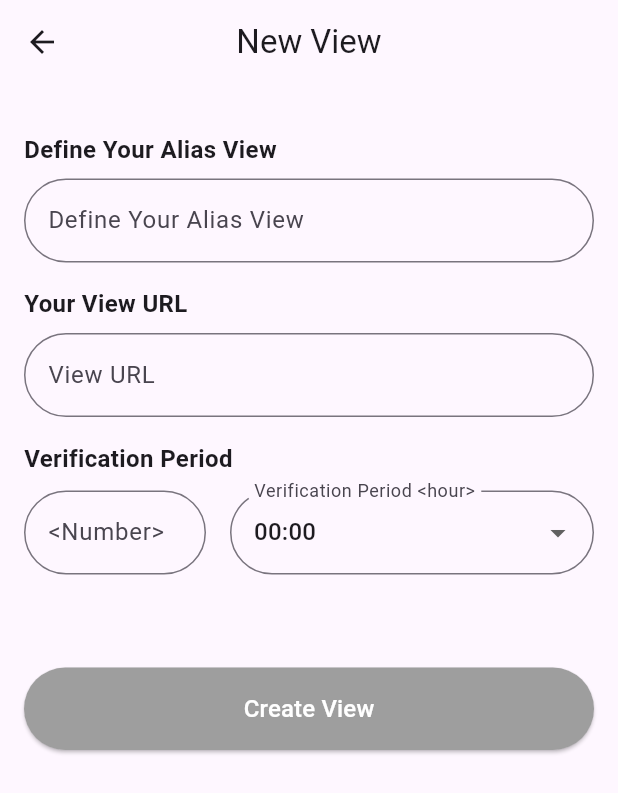
After one commit to lhaislla/fpa, a Flutter app: the NewViewScreen screen opened by its route, on a phone screen of 412 x 824 dp. The commit adds this screen. Shown: the top 793 px of the screen. Run offline on Flutter 3.47's test engine with Material 3 defaults, Android fonts, the light colour scheme and no system bars; our stand-ins replace cloud_firestore, firebase_auth, firebase_core, google_sign_in; accounts and stored records are empty.

Commit message:
Container adiconando localmente a View

```diff
--- a/lib/core/routes/routes.dart
+++ b/lib/core/routes/routes.dart
@@ -2,13 +2,17 @@ import 'package:flutter/material.dart';
 import 'package:fpa/views/LoginScreen/login.dart';
 import 'package:fpa/views/LoginScreen/cadastro.dart';
 import 'package:fpa/views/LoginScreen/reset_password.dart';
-import 'package:fpa/views/home_monitoramento.dart';
+import 'package:fpa/views/ViewScreen/home_monitoramento.dart';
+import 'package:fpa/views/ViewScreen/view.dart';
+import 'package:fpa/views/ViewScreen/new_view.dart';
 
 Map<String, WidgetBuilder> loadRoutes(BuildContext context) {
   return {
     '/login': (context) => LoginScreen(),
     '/cadastro': (context) => CadastroScreen(),
     '/reset_password': (context) => ResetPasswordScreen(),
-    '/homeMonitoramento': (context) => HomeMonitoramentoPage(),
+    '/homeMonitoramento': (context) => Home(),
+    '/view_monitoramento': (context) => ViewMonitoramento(),
+    '/new_view': (context) => NewViewScreen(),
   };
 }
--- /dev/null
+++ b/lib/shared/widgets/save.dart
@@ -0,0 +1,4 @@
+void saveNewView(String aliasView, String viewUrl, int verificationNumber, String verificationHour) {
+
+  print('Salvando nova view: Alias View: $aliasView, URL: $viewUrl, Verification Number: $verificationNumber, Verification Hour: $verificationHour');
+}
--- /dev/null
+++ b/lib/views/ViewScreen/new_view.dart
@@ -0,0 +1,274 @@
+import 'package:flutter/material.dart';
+import 'package:fpa/shared/widgets/save.dart';
+import 'package:fpa/shared/widgets/containers_list.dart';
+
+class NewViewScreen extends StatefulWidget {
+  @override
+  _NewViewScreenState createState() => _NewViewScreenState();
+}
+
+class _NewViewScreenState extends State<NewViewScreen> {
+  String aliasView = '';
+  String viewUrl = '';
+  int verificationNumber = 1;
+  String verificationHour = '00:00';
+
+  final TextEditingController aliasController = TextEditingController();
+  final TextEditingController urlController = TextEditingController();
+  final TextEditingController numberController = TextEditingController();
+
+  List<String> hoursOfDay = [
+    '00:00',
+    '01:00',
+    '02:00',
+    '03:00',
+    '04:00',
+    '05:00',
+    '06:00',
+    '07:00',
+    '08:00',
+    '09:00',
+    '10:00',
+    '11:00',
+    '12:00',
+    '13:00',
+    '14:00',
+    '15:00',
+    '16:00',
+    '17:00',
+    '18:00',
+    '19:00',
+    '20:00',
+    '21:00',
+    '22:00',
+    '23:00'
+  ];
+
+  @override
+  Widget build(BuildContext context) {
+    return Scaffold(
+      appBar: AppBar(
+        title: Text('New View'),
+        centerTitle: true,
+      ),
+      body: Padding(
+        padding: EdgeInsets.all(16.0),
+        child: SingleChildScrollView(
+          child: Column(
+            crossAxisAlignment: CrossAxisAlignment.stretch,
+            children: <Widget>[
+              SizedBox(height: 16.0),
+              Text(
+                'Define Your Alias View',
+                style: TextStyle(fontSize: 16.0, fontWeight: FontWeight.bold),
+              ),
+              SizedBox(height: 8.0),
+              RoundedInputField(
+                hintText: 'Define Your Alias View',
+                controller: aliasController,
+              ),
+              SizedBox(height: 16.0),
+              Text(
+                'Your View URL',
+                style: TextStyle(fontSize: 16.0, fontWeight: FontWeight.bold),
+              ),
+              SizedBox(height: 8.0),
+              RoundedInputField(
+                hintText: 'View URL',
+                controller: urlController,
+              ),
+              SizedBox(height: 16.0),
+              Text(
+                'Verification Period',
+                style: TextStyle(fontSize: 16.0, fontWeight: FontWeight.bold),
+              ),
+
+              SizedBox(height: 8.0),
+              Row(
+                children: <Widget>[
+                  Expanded(
+                    flex: 1,
+                    child: RoundedNumericInputField(
+                      labelText: '<Number>',
+                      controller: numberController,
+                      onChanged: (value) {
+                        setState(() {
+                          verificationNumber = value != null && value.isNotEmpty
+                              ? int.tryParse(value) ?? 1
+                              : 1;
+                        });
+                      },
+                    ),
+                  ),
+                  SizedBox(height: 60.0),
+                  SizedBox(width: 16.0),
+                  Expanded(
+                    flex: 2,
+                    child: RoundedDropdownButton(
+                      value: verificationHour,
+                      onChanged: (value) {
+                        setState(() {
+                          verificationHour = value.toString();
+                        });
+                      },
+                      items: hoursOfDay
+                          .map<DropdownMenuItem<String>>((String value) {
+                        return DropdownMenuItem<String>(
+                          value: value,
+                          child: Text(value),
+                        );
+                      }).toList(),
+                      labelText: 'Verification Period <hour>',
+                    ),
+                  ),
+                ],
+              ),
+              SizedBox(height: 28.0),
+              SizedBox(
+                  height: 32.0), // Aumentei o espaçamento do botão Create View
+              RoundedButton(
+                onPressed: _saveNewView,
+                text: 'Create View',
+              ),
+            ],
+          ),
+        ),
+      ),
+    );
+  }
+
+  void _saveNewView() {
+    String aliasView = aliasController.text;
+    String viewUrl = urlController.text;
+    int verificationNumber = int.tryParse(numberController.text) ?? 1;
+    String verificationHour = this.verificationHour;
+
+    // Chama a função de salvar
+    saveNewView(aliasView, viewUrl, verificationNumber, verificationHour);
+
+    // Retorna para a tela anterior com os dados salvos
+    Navigator.pop(
+      context,
+      ContainerItem(
+        aliasView: aliasView,
+        viewUrl: viewUrl,
+        verificationNumber: verificationNumber,
+        verificationHour: verificationHour,
+      ),
+    );
+  }
+}
+
+class RoundedInputField extends StatelessWidget {
+  final String hintText;
+  final TextEditingController controller;
+
+  const RoundedInputField({
+    Key? key,
+    required this.hintText,
+    required this.controller,
+  }) : super(key: key);
+
+  @override
+  Widget build(BuildContext context) {
+    return TextField(
+      controller: controller,
+      decoration: InputDecoration(
+        labelText: hintText,
+        hintText: hintText,
+        border: OutlineInputBorder(
+          borderRadius: BorderRadius.circular(30.0), // Alterado para 30.0
+        ),
+      ),
+    );
+  }
+}
+
+class RoundedNumericInputField extends StatelessWidget {
+  final String labelText;
+  final TextEditingController controller;
+  final ValueChanged<String?>? onChanged;
+
+  const RoundedNumericInputField({
+    Key? key,
+    required this.labelText,
+    required this.controller,
+    this.onChanged,
+  }) : super(key: key);
+
+  @override
+  Widget build(BuildContext context) {
+    return TextField(
+      controller: controller,
+      keyboardType: TextInputType.number,
+      decoration: InputDecoration(
+        labelText: labelText,
+        border: OutlineInputBorder(
+          borderRadius: BorderRadius.circular(30.0), // Alterado para 30.0
+        ),
+      ),
+      onChanged: onChanged,
+    );
+  }
+}
+
+class RoundedDropdownButton extends StatelessWidget {
+  final String value;
+  final ValueChanged<String?>? onChanged;
+  final List<DropdownMenuItem<String>> items;
+  final String labelText;
+
+  const RoundedDropdownButton({
+    Key? key,
+    required this.value,
+    required this.onChanged,
+    required this.items,
+    required this.labelText,
+  }) : super(key: key);
+
+  @override
+  Widget build(BuildContext context) {
+    return DropdownButtonFormField<String>(
+      value: value,
+      onChanged: onChanged,
+      items: items,
+      decoration: InputDecoration(
+        labelText: labelText,
+        border: OutlineInputBorder(
+          borderRadius: BorderRadius.circular(30.0), // Alterado para 30.0
+        ),
+      ),
+    );
+  }
+}
+
+class RoundedButton extends StatelessWidget {
+  final VoidCallback onPressed;
+  final String text;
+
+  const RoundedButton({
+    Key? key,
+    required this.onPressed,
+    required this.text,
+  }) : super(key: key);
+
+  @override
+  Widget build(BuildContext context) {
+    return ElevatedButton(
+      onPressed: onPressed,
+      style: ElevatedButton.styleFrom(
+        shape: RoundedRectangleBorder(
+          borderRadius: BorderRadius.circular(30.0), // Alterado para 30.0
+        ),
+        padding:
+            EdgeInsets.symmetric(vertical: 16.0), // Adicionado padding vertical
+        backgroundColor: Colors.grey, // Alterado para cinza
+      ),
+      child: Text(
+        text,
+        style: TextStyle(
+            fontSize: 16.0, color: Colors.white), // Cor do texto branca
+      ),
+    );
+  }
+}
```
Also changed, not shown: lib/shared/widgets/containers_list.dart (+50 -24 lines), lib/shared/widgets/menu_lateral.dart (+13 -9 lines), lib/views/LoginScreen/login.dart (+5 -4 lines), lib/views/ViewScreen/home_monitoramento.dart (added, +22 -0 lines), lib/views/ViewScreen/view.dart (+72 -0 lines), lib/views/home_monitoramento.dart (deleted, +0 -53 lines), lib/views/ViewScreen/settings.dart (added).
